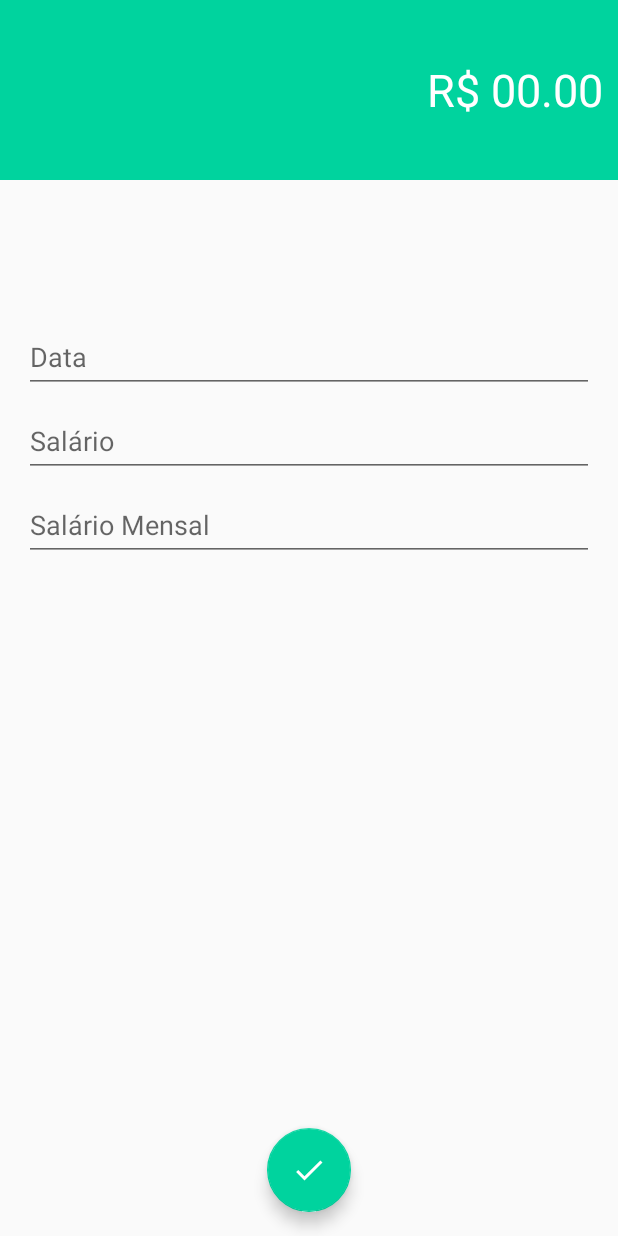
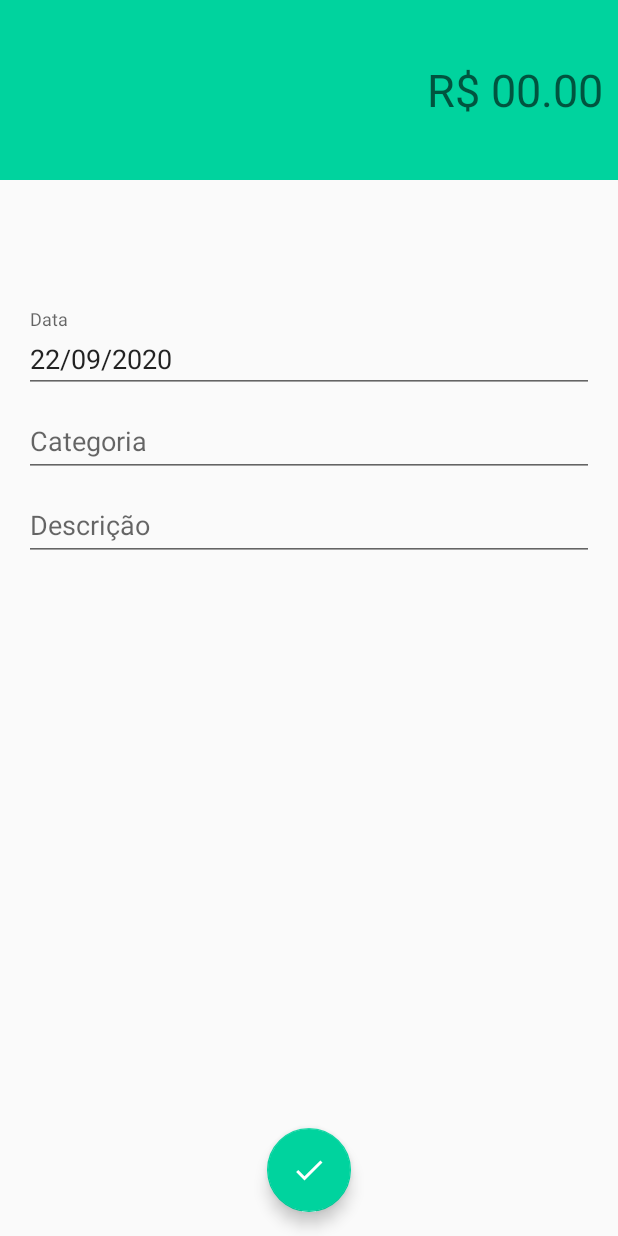
Before and after one commit to Jardier/organizze, an Android app: the ReceitaActivity screen opened directly, with no data from a screen before it, on a phone screen of 412 x 824 dp. Run offline under Robolectric (Android 15) with nearby library versions, the phone set to English and light mode, and no system bars; our stand-ins replace Firebase (no records; nobody signed in at launch, a user with empty details on screens opened directly); 2 statements that could not run were skipped.

Commit message:
Salvando receita

```diff
--- a/app/src/main/java/com/android/organizze/activity/ReceitaActivity.kt
+++ b/app/src/main/java/com/android/organizze/activity/ReceitaActivity.kt
@@ -2,12 +2,113 @@ package com.android.organizze.activity
 
 import androidx.appcompat.app.AppCompatActivity
 import android.os.Bundle
+import android.text.TextUtils
+import android.util.Log
+import android.widget.EditText
+import android.widget.Toast
 import com.android.organizze.R
+import com.android.organizze.config.FireBaseConfig
+import com.android.organizze.helper.DateCustom
+import com.android.organizze.helper.MessageCustom
+import com.android.organizze.model.Movimentacao
+import com.android.organizze.model.Usuario
+import com.google.android.material.floatingactionbutton.FloatingActionButton
+import com.google.android.material.textfield.TextInputEditText
+import com.google.firebase.database.DataSnapshot
+import com.google.firebase.database.DatabaseError
+import com.google.firebase.database.ValueEventListener
 
 class ReceitaActivity : AppCompatActivity() {
+
+    lateinit var editTextValor: EditText;
+    lateinit var inputEditTextData: TextInputEditText;
+    lateinit var inputEditTextCategoria: TextInputEditText;
+    lateinit var inputEditTextDescricao: TextInputEditText;
+    lateinit var fabSalvar: FloatingActionButton;
+
+    lateinit var movimentacao: Movimentacao;
+    lateinit var usuario: Usuario;
+
+    var receitaTotal : Double = 0.00;
+
 
     override fun onCreate(savedInstanceState: Bundle?) {
         super.onCreate(savedInstanceState)
         setContentView(R.layout.activity_receita)
+
+
+        editTextValor = findViewById(R.id.editTextValor);
+        inputEditTextData = findViewById(R.id.inputEditTextData);
+        inputEditTextCategoria = findViewById(R.id.inputEditTextCategoria);
+        inputEditTextDescricao = findViewById(R.id.inputEditTextDescricao);
+        fabSalvar = findViewById(R.id.fabSalvar);
+
+        receitaTotal = recuperarReceitaTotal();
+
+        fabSalvar.setOnClickListener {
+
+            if(formularioValido()) {
+                try {
+                    movimentacao.salvar();
+                    receitaTotal += movimentacao.valor;
+
+                    usuario.atualizarReceita(receitaTotal);
+
+                } catch (e : Exception) {
+                    Toast.makeText(this, "Ocorreu um erro ao salvar a movimentação: ${e.message}", Toast.LENGTH_LONG).show();
+                }
+            }
+
+        }
+
+    }
+
+    override fun onStart() {
+        super.onStart();
+
+        inputEditTextData.setText(DateCustom.dataAtual());
+        editTextValor.requestFocus();
+    }
+
+    private fun formularioValido() : Boolean {
+        val valor = editTextValor.text.toString().trim();
+        val data = inputEditTextData.text.toString().trim();
+        val categoria = inputEditTextCategoria.text.toString().trim();
+        val descricao = inputEditTextDescricao.text.toString().trim();
+
+        if(TextUtils.isEmpty(valor) || valor.toDouble().equals(0.0)) {
+            MessageCustom.error(this, editTextValor, "Valor obrigatório e maior que zero");
+            return false;
+        }else if(TextUtils.isEmpty(data)) {
+            MessageCustom.error(this, inputEditTextData, "A data é obrigatória");
+            return false;
+        }else if(TextUtils.isEmpty(categoria)) {
+            MessageCustom.error(this, inputEditTextCategoria, "A categoria é obrigatória");
+            return false;
+        }else if(TextUtils.isEmpty(descricao)) {
+            MessageCustom.error(this, inputEditTextDescricao, "A descrição é obrigatória");
+        }
+        movimentacao = Movimentacao(data, categoria, descricao, Movimentacao.RECEITA, valor.toDouble())
+
+        return true;
+    }
+
+    private fun recuperarReceitaTotal() : Double {
+        var total : Double = 0.00;
+        FireBaseConfig.reference.child(Usuario.PATH)
+                      .child(Usuario.getIdUsuario())
+                      .addValueEventListener(object : ValueEventListener{
+
+                          override fun onDataChange(dataSnapshot: DataSnapshot) {
+                              usuario = dataSnapshot.getValue<Usuario>(Usuario::class.java)!!;
+                              total = usuario?.receitaTotal ?: 0.00;
+                          }
+
+                          override fun onCancelled(databaseError: DatabaseError) {
+                              Log.e("ERROR", databaseError.message);
+                          }
+                      })
+
+        return total;
     }
 }
--- a/app/src/main/java/com/android/organizze/model/Movimentacao.kt
+++ b/app/src/main/java/com/android/organizze/model/Movimentacao.kt
@@ -16,7 +16,7 @@ class Movimentacao constructor(
     companion object{
         const val DESPESA = "DESPESA";
         const val RECEITA = "RECEITA";
-        const val PATH = "movimnetacoes";
+        const val PATH = "movimentacoes";
     }
 
     fun salvar() {
--- a/app/src/main/res/layout/activity_receita.xml
+++ b/app/src/main/res/layout/activity_receita.xml
@@ -19,15 +19,15 @@
         app:layout_constraintTop_toTopOf="parent">
 
         <EditText
-            android:id="@+id/editText2"
+            android:id="@+id/editTextValor"
             android:layout_width="match_parent"
             android:layout_height="wrap_content"
             android:layout_gravity="right"
             android:background="@android:color/transparent"
             android:ems="10"
             android:gravity="right"
+            android:hint="R$ 00.00"
             android:inputType="numberDecimal"
-            android:text="R$ 00.00"
             android:textColor="@android:color/white"
             android:textSize="30sp" />
     </LinearLayout>
@@ -48,6 +48,7 @@
         app:layout_constraintVertical_chainStyle="packed">
 
         <com.google.android.material.textfield.TextInputEditText
+            android:id="@+id/inputEditTextData"
             android:layout_width="match_parent"
             android:layout_height="wrap_content"
             android:hint="Data" />
@@ -67,9 +68,10 @@
         app:layout_constraintTop_toBottomOf="@+id/textInputLayout5">
 
         <com.google.android.material.textfield.TextInputEditText
+            android:id="@+id/inputEditTextCategoria"
             android:layout_width="match_parent"
             android:layout_height="wrap_content"
-            android:hint="Salário" />
+            android:hint="Categoria" />
     </com.google.android.material.textfield.TextInputLayout>
 
     <com.google.android.material.textfield.TextInputLayout
@@ -86,13 +88,14 @@
         app:layout_constraintTop_toBottomOf="@+id/textInputLayout4">
 
         <com.google.android.material.textfield.TextInputEditText
+            android:id="@+id/inputEditTextDescricao"
             android:layout_width="match_parent"
             android:layout_height="wrap_content"
-            android:hint="Salário Mensal" />
+            android:hint="Descrição" />
     </com.google.android.material.textfield.TextInputLayout>
 
     <com.google.android.material.floatingactionbutton.FloatingActionButton
-        android:id="@+id/floatingActionButton"
+        android:id="@+id/fabSalvar"
         android:layout_width="wrap_content"
         android:layout_height="wrap_content"
         android:layout_marginBottom="16dp"
```
Also changed, not shown: app/src/main/java/com/android/organizze/model/Usuario.kt (+19 -2 lines).
